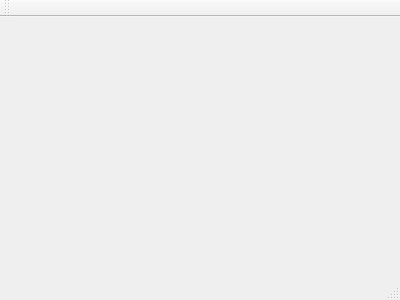
Before: the Qt Designer form NmeaViewer/mainwindow.ui in CORAL-CMU/Qt, drawn with Qt 5.
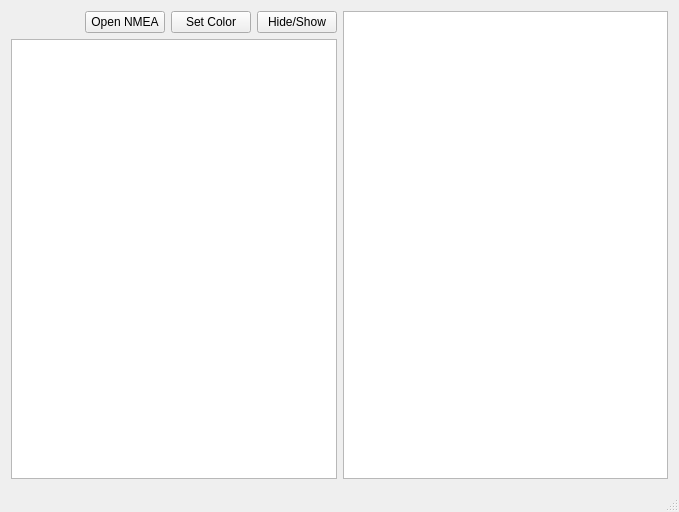
After: the same form once the commit is applied.

Commit message: update NTRIP PWD and finish NmeaViewer

The edit to the form file:
```diff
--- a/NmeaViewer/mainwindow.ui
+++ b/NmeaViewer/mainwindow.ui
@@ -1,24 +1,72 @@
 <ui version="4.0">
  <class>MainWindow</class>
- <widget class="QMainWindow" name="MainWindow" >
-  <property name="geometry" >
+ <widget class="QMainWindow" name="MainWindow">
+  <property name="geometry">
    <rect>
     <x>0</x>
     <y>0</y>
-    <width>400</width>
-    <height>300</height>
+    <width>679</width>
+    <height>512</height>
    </rect>
   </property>
   <property name="windowTitle" >
    <string>MainWindow</string>
   </property>
-  <widget class="QMenuBar" name="menuBar" />
-  <widget class="QToolBar" name="mainToolBar" />
-  <widget class="QWidget" name="centralWidget" />
-  <widget class="QStatusBar" name="statusBar" />
+  <widget class="QWidget" name="centralWidget">
+   <layout class="QHBoxLayout" name="horizontalLayout_2">
+    <item>
+     <layout class="QVBoxLayout" name="verticalLayout">
+      <item>
+       <layout class="QHBoxLayout" name="horizontalLayout">
+        <item>
+         <spacer name="horizontalSpacer">
+          <property name="orientation">
+           <enum>Qt::Horizontal</enum>
+          </property>
+          <property name="sizeHint" stdset="0">
+           <size>
+            <width>40</width>
+            <height>20</height>
+           </size>
+          </property>
+         </spacer>
+        </item>
+        <item>
+         <widget class="QPushButton" name="open">
+          <property name="text">
+           <string>Open NMEA</string>
+          </property>
+         </widget>
+        </item>
+        <item>
+         <widget class="QPushButton" name="color">
+          <property name="text">
+           <string>Set Color</string>
+          </property>
+         </widget>
+        </item>
+        <item>
+         <widget class="QPushButton" name="hide">
+          <property name="text">
+           <string>Hide/Show</string>
+          </property>
+         </widget>
+        </item>
+       </layout>
+      </item>
+      <item>
+       <widget class="QListWidget" name="nmeas"/>
+      </item>
+     </layout>
+    </item>
+    <item>
+     <widget class="QTableWidget" name="positions"/>
+    </item>
+   </layout>
+  </widget>
+  <widget class="QStatusBar" name="statusBar"/>
  </widget>
- <layoutDefault spacing="6" margin="11" />
- <pixmapfunction></pixmapfunction>
+ <layoutdefault spacing="6" margin="11"/>
  <resources/>
  <connections/>
 </ui>
```
Left out of the diff: 3 changed lines with no effect on the pictures. The commit also changes 5 other files.
